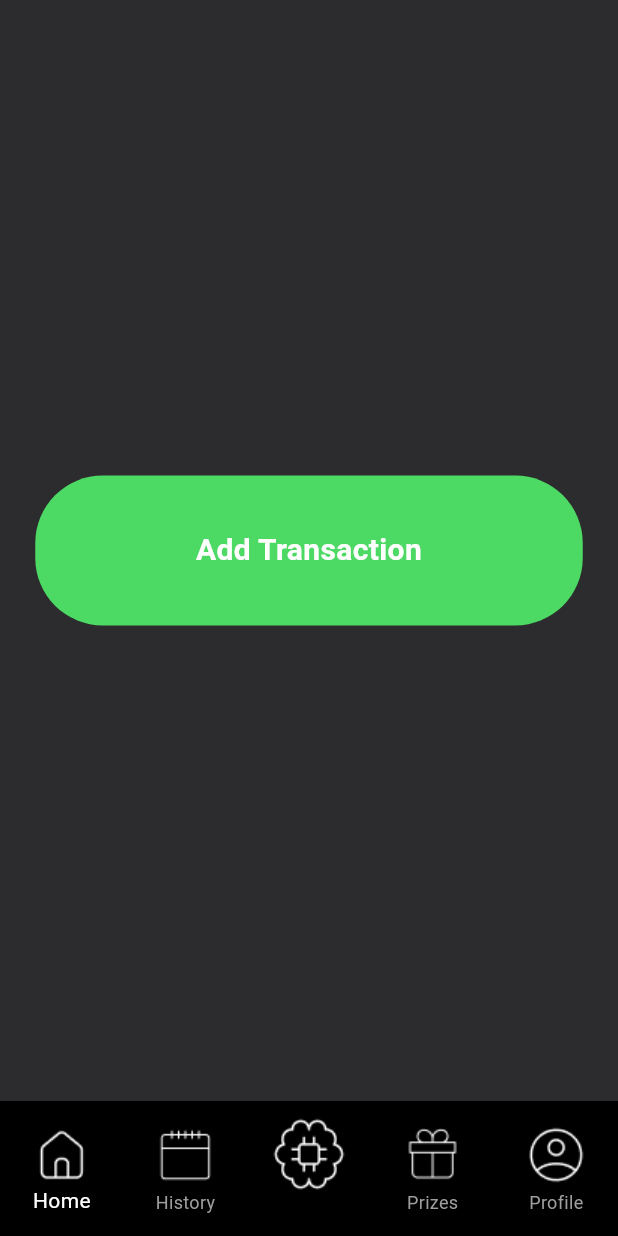
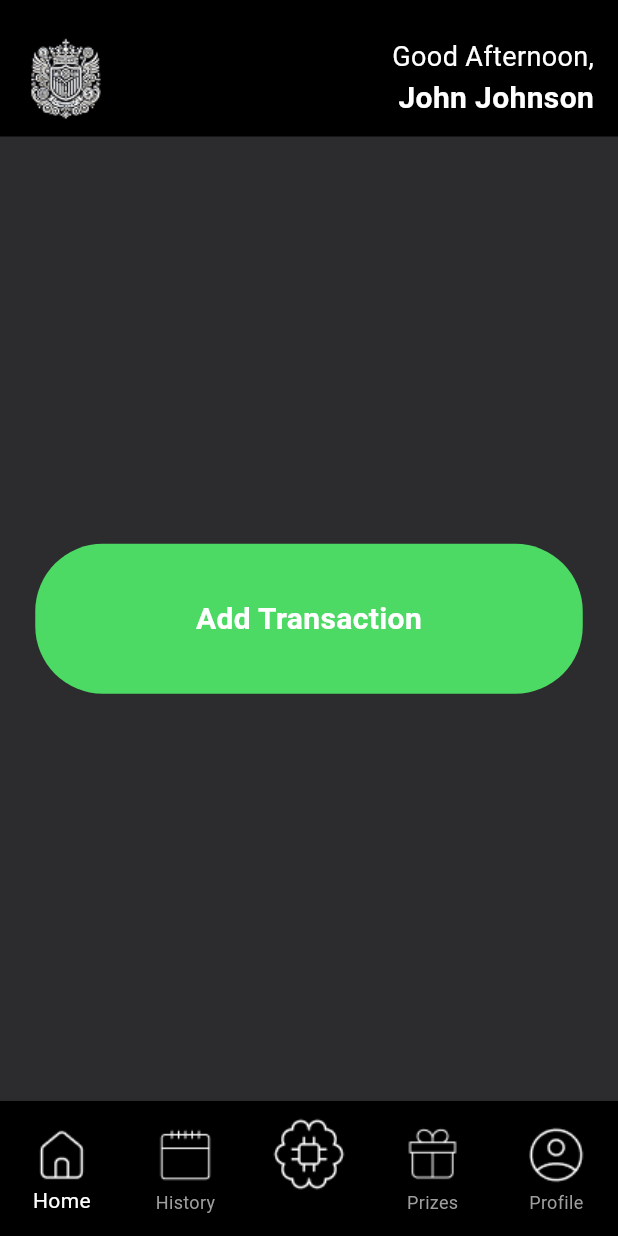
Before and after one commit to petrg01/UNIHACK-TECHNIK, a Flutter app: the screen it shows after launch, on a phone screen of 412 x 824 dp. Run offline on Flutter 3.47's test engine with Material 3 defaults, Android fonts, the phone set to English and light mode, and no system bars; our stand-ins replace auto_size_text, flutter_dotenv, sqflite; accounts and stored records are empty.

Commit message:
Header is done

```diff
--- a/lib/screens/main_screen.dart
+++ b/lib/screens/main_screen.dart
@@ -1,9 +1,11 @@
 import 'package:flutter/material.dart';
 import 'package:intl/intl.dart';
+import 'package:technik/globals.dart';
 import '../widgets/dynamic_widget.dart';
 import '../db/db.dart';
 import '../models/transaction.dart';
 import 'package:flutter/cupertino.dart';
+import '../widgets/header_widget.dart';
 
 class MainScreen extends StatelessWidget {
   Future<void> _showAddTransactionDialog(BuildContext context) async {
@@ -180,23 +182,41 @@ class MainScreen extends StatelessWidget {
   @override
 Widget build(BuildContext context) {
   return Scaffold(
-      backgroundColor: Color(0xFF2c2c2e),
-      body: Center(
+    backgroundColor: const Color(0xFF2c2c2e),
+    body: SafeArea(
+      top: false,
+      child: Column(
+        children: [
+          // 1) Add your custom header at the top:
+          HeaderWidget(userName: userName),
+          // You can pass in any string you like, or fetch it dynamically.
+
+          // 2) The rest of your page content goes here:
+          Expanded(
+            child: Center(
               child: DynamicWidget(
                 width: 365,
                 cornerRadius: 45,
                 height: 100,
-          color: Color(0xFF4CD964),
+                color: const Color(0xFF4CD964),
                 onTap: () => _showAddTransactionDialog(context),
-          child: Center(
+                child: const Center(
                   child: Text(
                     "Add Transaction",
-              style: TextStyle(color: Colors.white, fontSize: 20, fontWeight: FontWeight.bold),
+                    style: TextStyle(
+                      color: Colors.white,
+                      fontSize: 20,
+                      fontWeight: FontWeight.bold
+                    ),
                     textAlign: TextAlign.center,
                   ),
                 ),
               ),
             ),
+          ),
+        ],
+      ),
+    ),
   );
 }
 }
--- a/lib/screens/profile_screen.dart
+++ b/lib/screens/profile_screen.dart
@@ -1,4 +1,5 @@
 import 'package:flutter/material.dart';
+import 'package:technik/globals.dart';
 import 'package:technik/widgets/custom_popup.dart';
 import 'package:technik/widgets/friends_list.dart';
 import 'package:technik/data/friends_data.dart';
@@ -27,7 +28,7 @@ class _ProfileScreenState extends State<ProfileScreen> {
     _goals = GoalsData.getSampleGoals();
   }
 
-  final String userName = "John Johnson";
+  //final String userName = "John Johnson";
 
   @override
   Widget build(BuildContext context) {
--- a/lib/widgets/header_widget.dart
+++ b/lib/widgets/header_widget.dart
@@ -3,29 +3,29 @@ import 'package:flutter/material.dart';
 class HeaderWidget extends StatelessWidget {
   final String userName;
 
-  const HeaderWidget({super.key, required this.userName});
+  const HeaderWidget({Key? key, required this.userName}) : super(key: key);
 
   @override
   Widget build(BuildContext context) {
     return Container(
-      padding: EdgeInsets.symmetric(vertical: 20, horizontal: 16),
-      decoration: BoxDecoration(
-        color: Colors.black, // Header background color
+
+      padding: const EdgeInsets.fromLTRB(16, 24, 16, 10),
+      decoration: const BoxDecoration(
+        color: Colors.black,
       ),
       child: Row(
         mainAxisAlignment: MainAxisAlignment.spaceBetween,
         children: [
-          // Logo
           Image.asset(
-            'lib/icons/logo.png', // Update with the correct path to your logo
-            height: 50,
+            'lib/icons/logo.png',
+            height: 57,
+            width: 56,
           ),
 
-          // Greeting
           Column(
             crossAxisAlignment: CrossAxisAlignment.end,
             children: [
-              Text(
+              const Text(
                 "Good Afternoon,",
                 style: TextStyle(
                   color: Colors.white,
@@ -34,8 +34,8 @@ class HeaderWidget extends StatelessWidget {
                 ),
               ),
               Text(
-                userName, // Dynamically passed name
-                style: TextStyle(
+                userName,
+                style: const TextStyle(
                   color: Colors.white,
                   fontSize: 20,
                   fontWeight: FontWeight.bold,
```
Also changed, not shown: 4 other files. Lines whose indentation alone changed are shown as unchanged.
